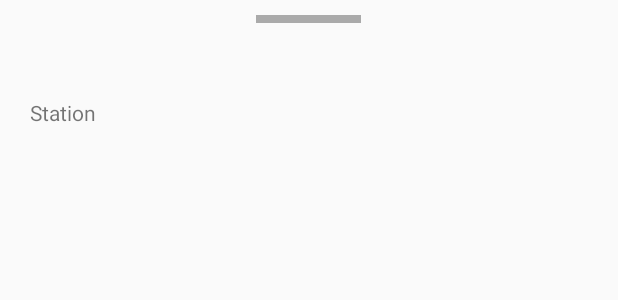
After one commit to PetterHL/FuelService-Frontend, an Android app: the layout fuel_station_sheet_information.xml on its own in the app's theme, with its tools: preview values and no code run, on a phone screen of 412 x 824 dp. The commit adds this screen. Shown: the top 300 px of the screen. Run offline under Robolectric (Android 15) with nearby library versions, the phone set to English and light mode, and no system bars.

Commit message:
Added bottomSheet

```diff
--- a/app/src/main/java/com/Fuel/fuelservice/Activity/FuelStationActivity.java
+++ b/app/src/main/java/com/Fuel/fuelservice/Activity/FuelStationActivity.java
@@ -17,12 +17,12 @@ public class FuelStationActivity extends AppCompatActivity {
         super.onCreate(savedInstanceState);
         setContentView(R.layout.activity_fuelstation);
 
-        textViewName = findViewById(R.id.station_name);
+        //textViewName = findViewById(R.id.station_name);
      /*   textViewCoordinates = findViewById(R.id.)
         textViewDieselPrice = findViewById(R.id.)
         textViewPetrolPrice = findViewById(R.id.)
         textViewPetrolPrice = findViewById(R.id.)*/
 
-        textViewName.setText(getIntent().getStringExtra("Fuel station"));
+       // textViewName.setText(getIntent().getStringExtra("Fuel station"));
     }
 }
--- /dev/null
+++ b/app/src/main/res/layout/fuel_station_sheet_information.xml
@@ -0,0 +1,22 @@
+<?xml version="1.0" encoding="utf-8"?>
+<LinearLayout
+    android:orientation="vertical"
+    xmlns:android="http://schemas.android.com/apk/res/android" android:layout_width="match_parent"
+    android:layout_height="match_parent">
+
+    <View
+        android:layout_width="70dp"
+        android:layout_height="5dp"
+        android:layout_marginTop="10dp"
+        android:layout_gravity="center_horizontal"
+        android:background="@android:color/darker_gray" />
+
+    <TextView
+        android:id="@+id/tvStationInfo"
+        android:layout_width="wrap_content"
+        android:layout_height="wrap_content"
+        android:text="Station"
+        android:layout_marginTop="50dp"
+        android:layout_marginStart="20dp" />
+
+</LinearLayout>
```
Also changed, not shown: app/src/main/java/com/Fuel/fuelservice/FuelStationRecViewAdapter.java (+14 -6 lines), app/src/main/java/com/Fuel/fuelservice/fragment/BottomSheetFragment.java (added, +31 -0 lines), app/src/main/res/layout/activity_fuelstation.xml (+19 -13 lines), app/src/main/res/mipmap-hdpi/icon.png.
